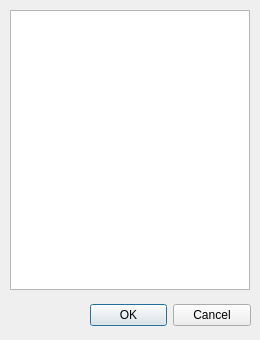
Qt form modorganizer/src/listdialog.ui (Holt59/mo2-merge) before a commit.
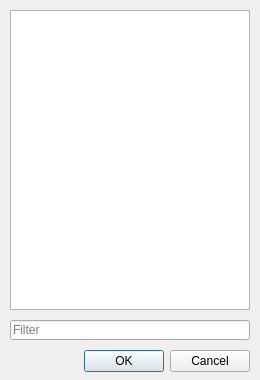
The same form after that commit. Custom widgets are drawn as their Qt base class.

Commit message: [modorganizer] Add filter to "send to separator..." dialog

The edit to the form file:
```diff
--- a/modorganizer/src/listdialog.ui
+++ b/modorganizer/src/listdialog.ui
@@ -7,7 +7,7 @@
     <x>0</x>
     <y>0</y>
     <width>260</width>
-    <height>340</height>
+    <height>380</height>
    </rect>
   </property>
   <property name="windowTitle">
@@ -16,9 +16,9 @@
   <widget class="QDialogButtonBox" name="buttonBox">
    <property name="geometry">
     <rect>
-     <x>90</x>
-     <y>299</y>
-     <width>161</width>
+     <x>10</x>
+     <y>345</y>
+     <width>240</width>
      <height>32</height>
     </rect>
    </property>
@@ -38,7 +38,7 @@
      <x>10</x>
      <y>10</y>
      <width>240</width>
-     <height>280</height>
+     <height>300</height>
     </rect>
    </property>
    <property name="sizePolicy">
@@ -57,7 +57,30 @@
     <enum>QAbstractItemView::ScrollPerPixel</enum>
    </property>
   </widget>
+  <widget class="MOBase::LineEditClear" name="filterEdit">
+   <property name="geometry">
+    <rect>
+     <x>10</x>
+     <y>320</y>
+     <width>240</width>
+     <height>20</height>
+    </rect>
+   </property>
+   <property name="text">
+    <string/>
+   </property>
+   <property name="placeholderText">
+    <string>Filter</string>
+   </property>
+  </widget>
  </widget>
+ <customwidgets>
+  <customwidget>
+   <class>MOBase::LineEditClear</class>
+   <extends>QLineEdit</extends>
+   <header>lineeditclear.h</header>
+  </customwidget>
+ </customwidgets>
  <resources/>
  <connections>
   <connection>
```
Left out of the diff: 4 changed lines with no effect on the pictures. The commit also changes 3 other files.
